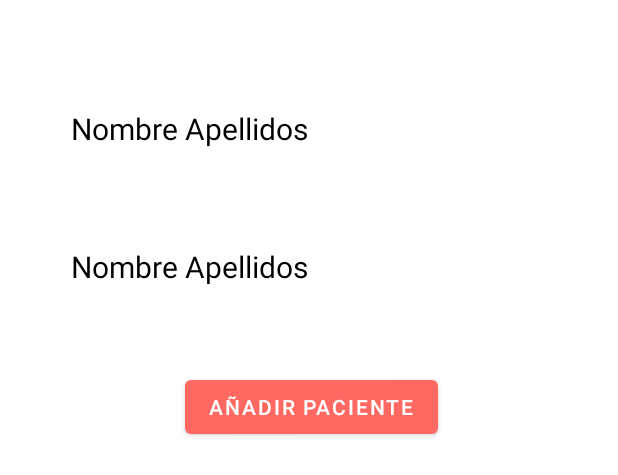
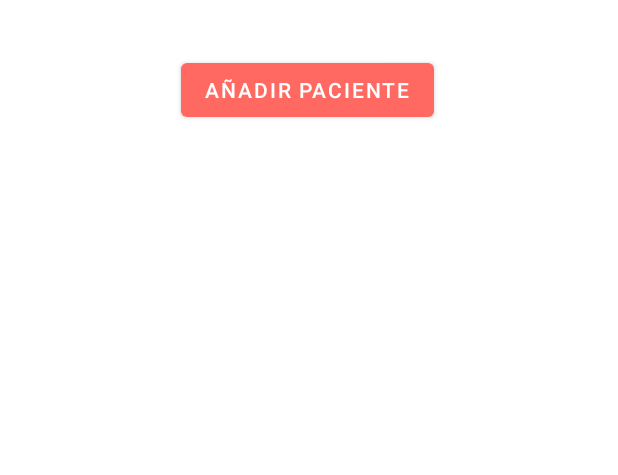
Before and after one commit to guillem-martinez/Medicalthy, an Android app: the layout activity_add_patient.xml on its own in the app's theme, with its tools: preview values and no code run, on a phone screen of 412 x 824 dp. Shown: the top 475 px of the screen. Run offline under Robolectric (Android 15) with nearby library versions, the phone set to English and light mode, and no system bars.

Commit message:
Cambios en la interfaz de añadir paciente. Se añade al Manifest

```diff
--- a/Medicalthy/app/src/main/AndroidManifest.xml
+++ b/Medicalthy/app/src/main/AndroidManifest.xml
@@ -55,6 +55,9 @@
             android:name=".ShowMedicineActivity"
             android:exported="false" />
         <activity
+            android:name=".AddPatientActivity"
+            android:exported="true" />
+        <activity
             android:name=".StartActivity"
             android:exported="true"
             android:theme="@style/splashTheme">
--- /dev/null
+++ b/Medicalthy/app/src/main/java/com/grupo10/medicalthy/AddPatientActivity.kt
@@ -0,0 +1,24 @@
+package com.grupo10.medicalthy
+
+import android.os.Bundle
+import androidx.appcompat.app.AppCompatActivity
+
+
+class AddPatientActivity : AppCompatActivity() {
+    var x: Int = 0
+
+    override fun onCreate(savedInstanceState: Bundle?) {
+        super.onCreate(savedInstanceState)
+        setContentView(R.layout.activity_add_patient)
+
+
+
+        setup()
+    }
+
+    private fun setup() {
+        title = getString(R.string.app_name)
+
+    }
+
+}
--- a/Medicalthy/app/src/main/res/layout/activity_add_patient.xml
+++ b/Medicalthy/app/src/main/res/layout/activity_add_patient.xml
@@ -9,48 +9,22 @@
         android:id="@+id/anadirPaciente"
         android:layout_width="wrap_content"
         android:layout_height="wrap_content"
-        android:layout_marginStart="120dp"
-        android:layout_marginEnd="120dp"
-        android:layout_marginBottom="500dp"
+        android:layout_marginTop="36dp"
         android:text="Añadir Paciente"
-        app:layout_constraintBottom_toBottomOf="parent"
         app:layout_constraintEnd_toEndOf="parent"
-        app:layout_constraintHorizontal_bias="1.0"
-        app:layout_constraintStart_toStartOf="parent"
-        app:layout_constraintTop_toBottomOf="@id/textView10" />
-
-    <TextView
-        android:id="@+id/textView6"
-        android:layout_width="339dp"
-        android:layout_height="35dp"
-        android:layout_marginStart="50dp"
-        android:layout_marginTop="43dp"
-        android:layout_marginEnd="25dp"
-        android:layout_marginBottom="18dp"
-        android:clickable="false"
-        android:text="Nombre Apellidos"
-        android:textColor="@android:color/black"
-        android:textSize="20sp"
-        app:layout_constraintBottom_toTopOf="@id/textView10"
-        app:layout_constraintEnd_toEndOf="parent"
-        app:layout_constraintHorizontal_bias="1.0"
+        app:layout_constraintHorizontal_bias="0.497"
         app:layout_constraintStart_toStartOf="parent"
         app:layout_constraintTop_toTopOf="parent" />
 
-    <TextView
-        android:id="@+id/textView10"
-        android:layout_width="339dp"
-        android:layout_height="35dp"
-        android:layout_marginStart="50dp"
-        android:layout_marginTop="10dp"
-        android:layout_marginEnd="25dp"
-        android:layout_marginBottom="20dp"
-        android:text="Nombre Apellidos"
-        android:textColor="@android:color/black"
-        android:textSize="20sp"
-        app:layout_constraintBottom_toTopOf="@+id/anadirPaciente"
+    <LinearLayout
+        android:id="@+id/vertical_layout"
+        android:layout_width="364dp"
+        android:layout_height="608dp"
+        android:orientation="vertical"
+        app:layout_constraintBottom_toBottomOf="parent"
         app:layout_constraintEnd_toEndOf="parent"
-        app:layout_constraintHorizontal_bias="1.0"
+        app:layout_constraintHorizontal_bias="0.489"
         app:layout_constraintStart_toStartOf="parent"
-        app:layout_constraintTop_toBottomOf="@+id/textView6" />
+        app:layout_constraintTop_toBottomOf="@+id/anadirPaciente"
+        app:layout_constraintVertical_bias="0.489"></LinearLayout>
 </androidx.constraintlayout.widget.ConstraintLayout>
```
